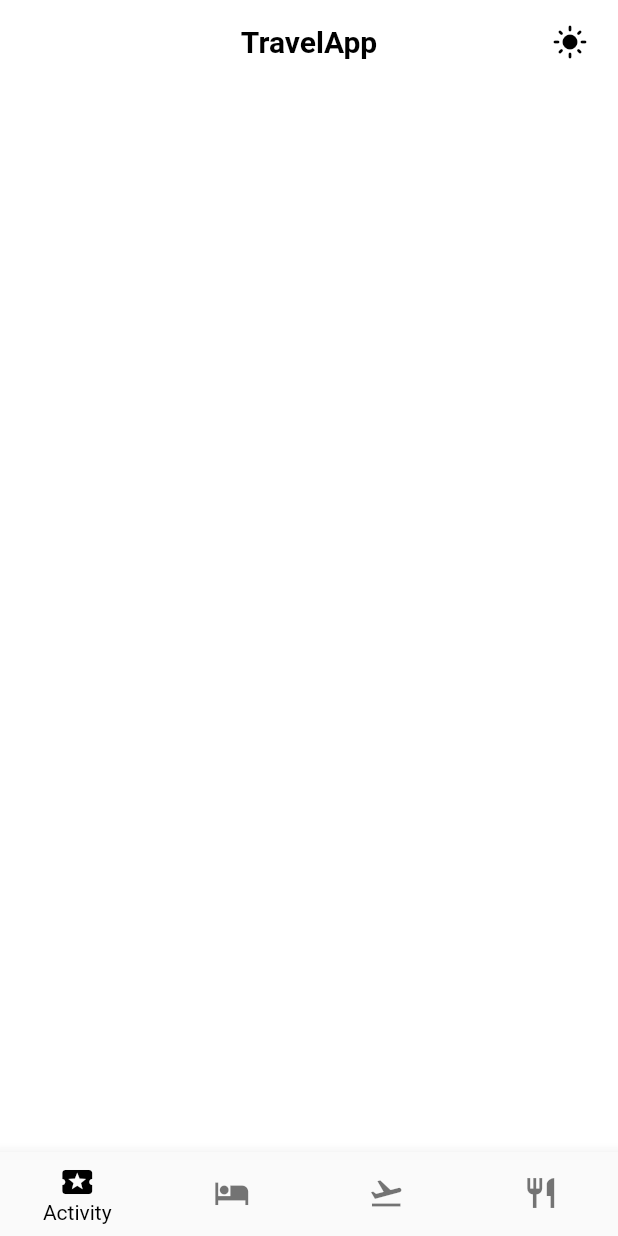
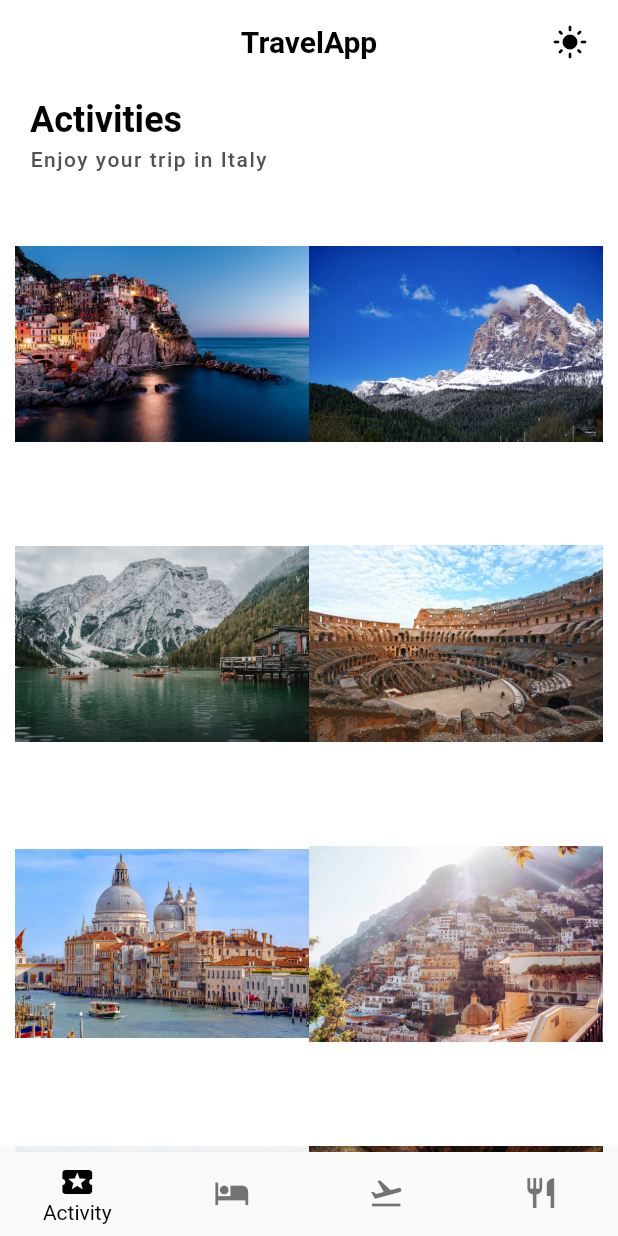
Before and after one commit to jacquuouille/travel_app, a Flutter app: the screen it shows after launch, on a phone screen of 412 x 824 dp. Run offline on Flutter 3.47's test engine with Material 2 defaults, Android fonts, the phone set to English and light mode, and no system bars; our stand-ins replace get.

Commit message:
Activity Screens

```diff
--- a/lib/main.dart
+++ b/lib/main.dart
@@ -1,13 +1,11 @@
 import 'package:flutter/material.dart';
 import 'package:get/get.dart';
-import 'package:get/get_core/src/get_main.dart';
 import 'package:get/get_navigation/src/root/get_material_app.dart';
 import 'package:travel_app/screens/activity_screen.dart';
 import 'package:travel_app/screens/flight_screen.dart';
 import 'package:travel_app/screens/home_screen.dart';
 import 'package:travel_app/screens/hotel_screen.dart';
 import 'package:travel_app/screens/restaurant_screen.dart';
-
 import 'config/theme.dart';
 
 void main() {
@@ -27,12 +25,16 @@ class MyApp extends StatelessWidget {
       darkTheme: darkTheme(),
       home: const HomeScreen(),
       // initialRoute: '/activities',
-      routes: {
-        ActivityScreen.routeName: (context) => const ActivityScreen(),
-        HotelScreen.routeName: (context) => const HotelScreen(),
-        FlightScreen.routeName: (context) => const FlightScreen(),
-        RestaurantScreen.routeName: (context) => const RestaurantScreen(),
-      },
+      // routes: {
+      //   ActivityScreen.routeName: (context) => const ActivityScreen(),
+      //   HotelScreen.routeName: (context) => const HotelScreen(),
+      //   FlightScreen.routeName: (context) => const FlightScreen(),
+      //   RestaurantScreen.routeName: (context) => const RestaurantScreen(),
+      // },
+      getPages: [
+        GetPage(name: '/activities', page: () => const ActivityScreen(), transition: Transition.leftToRight),
+        GetPage(name: '/hotels', page: () => const HotelScreen(), transition: Transition.leftToRight),
+      ]
     );
   }
 }
--- /dev/null
+++ b/lib/models/activity_models.dart
@@ -0,0 +1,94 @@
+class Activity {
+  final String id;
+  final String title;
+  final String description;
+  final String url;
+  final double price;
+  final double rating;
+
+  Activity({
+    required this.id,
+    required this.title,
+    required this.description,
+    required this.url,
+    required this.price,
+    required this.rating
+});
+
+  static List<Activity> activities = [
+    Activity(
+      id: '1',
+      title: 'Cinque Terre Day Trip',
+      description: "Explore the five idyllic fishing village's of Italy's UNESCO-listed Cinque Terre on this guided tour departing from Florence",
+      url: 'assets/images/cinque_terre.jpg',
+      price: 80.00,
+      rating: 5,
+    ),
+    Activity(
+      id: '2',
+      title: 'The Dolomites',
+      description: "The Dolomites, a UNESCO World Natural Heritage Site, offer numerous possibilities for routes and itineraries.",
+      url: 'assets/images/the_dolomites.jpg',
+      price: 50.00,
+      rating: 4,
+    ),
+    Activity(
+      id: '3',
+      title: 'The Lake Braies',
+      description: "Full-day driving tour, set off from Venice to admire their soaring peaks and crystalline lakes.",
+      url: 'assets/images/lake_braies.jpg',
+      price: 40.00,
+      rating: 4,
+    ),
+    Activity(
+      id: '4',
+      title: 'Colosseum Arena Floor, Roman Forum and Palatine Hill',
+      description: "Exclusive priority access tickets allow you to skip the line and enter the Colosseum through the Gladiator's Gate.",
+      url: 'assets/images/colosseum.jpg',
+      price: 70.00,
+      rating: 4,
+    ),
+    Activity(
+      id: '5',
+      title: "Venice St. Mark's Basilica",
+      description: "Guarantee your entry into two of Venice's star attractions on a skip-the-line tour of Doge's Palace.",
+      url: 'assets/images/basilica.jpg',
+      price: 75.00,
+      rating: 3.5,
+    ),
+    Activity(
+      id: '6',
+      title: "Pompeii, Amalfi Coast and Positano",
+      description: "With this Pompeii, Amalfi Coast and Positano small-group day trip you can mark three sites off your list that are so incredible!",
+      url: 'assets/images/amalfi_coast.jpg',
+      price: 85.00,
+      rating: 4.5,
+    ),
+    Activity(
+      id: '7',
+      title: "Duomo di Milano",
+      description: "See Milan's highlights in just a single day on this guided tour.",
+      url: 'assets/images/duomo.jpg',
+      price: 75.00,
+      rating: 4,
+    ),
+    Activity(
+      id: '8',
+      title: "Food Tour at Rome",
+      description: "The popular pioneering Food Tour of Trastevere is here to welcome on this tasty experience!",
+      url: 'assets/images/food_tour.jpg',
+      price: 45.00,
+      rating: 3.5,
+    ),
+    Activity(
+      id: '9',
+      title: "Murano & Burano Islands",
+      description: "The islands of Murano and Burano, with their artisan glass and lace workshops.",
+      url: 'assets/images/murano_burano.jpg',
+      price: 25.00,
+      rating: 3.5,
+    )
+  ];
+
+
+}
--- a/lib/screens/activity_screen.dart
+++ b/lib/screens/activity_screen.dart
@@ -1,4 +1,8 @@
 import 'package:flutter/cupertino.dart';
+import 'package:flutter/material.dart';
+import 'package:flutter_staggered_grid_view/flutter_staggered_grid_view.dart';
+import '../models/activity_models.dart';
+import '../widgets/custom_header.dart';
 
 class ActivityScreen extends StatelessWidget {
   const ActivityScreen({super.key});
@@ -7,6 +11,38 @@ class ActivityScreen extends StatelessWidget {
 
   @override
   Widget build(BuildContext context) {
-    return Container();
+    List<Activity> activities = Activity.activities;
+
+    return SingleChildScrollView(
+      child: Column(
+        crossAxisAlignment: CrossAxisAlignment.start,
+        children: [
+          const CustomHeader(title: 'Activities'),
+          MasonryGridView.count(
+            shrinkWrap: true, // to avoid the error
+            physics: const NeverScrollableScrollPhysics(),
+            padding: const EdgeInsets.all(10.0),
+            itemCount: 9,
+            crossAxisCount: 2,
+            itemBuilder: (context, index) {
+              Activity activity = activities[index];
+              return Column(
+                children: [
+                  Container(
+                    height: 200,
+                    decoration: BoxDecoration(
+                    //  borderRadius: BorderRadius.circular(50.0),
+                     image: DecorationImage(
+                      image: AssetImage(activity.url)
+                     )
+                    )
+                  )
+                ],
+              );
+            }
+          ),
+           ]
+        )
+    );
   }
 }
--- a/lib/screens/flight_screen.dart
+++ b/lib/screens/flight_screen.dart
@@ -1,4 +1,5 @@
 import 'package:flutter/cupertino.dart';
+import '../widgets/custom_header.dart';
 
 class FlightScreen extends StatelessWidget {
   const FlightScreen({super.key});
@@ -7,6 +8,6 @@ class FlightScreen extends StatelessWidget {
 
   @override
   Widget build(BuildContext context) {
-    return Container();
+    return const CustomHeader(title: 'Flights');
   }
 }
--- a/lib/screens/home_screen.dart
+++ b/lib/screens/home_screen.dart
@@ -2,7 +2,6 @@ import 'package:flutter/material.dart';
 import 'package:get/get.dart';
 import 'package:travel_app/screens/activity_screen.dart';
 import 'package:travel_app/screens/restaurant_screen.dart';
-
 import 'flight_screen.dart';
 import 'hotel_screen.dart';
 
@@ -51,7 +50,6 @@ class _HomeScreenState extends State<HomeScreen> {
           type: BottomNavigationBarType.fixed,
           currentIndex: _selectedTab,
           showUnselectedLabels: false,
-          // selectedItemColor: Get.isDarkMode ? Colors.white : Colors.black,
           selectedItemColor: Get.isDarkMode ? Colors.white : Colors.black,
           onTap: (index) => _changedTab(index),
           items: const [
--- a/lib/screens/hotel_screen.dart
+++ b/lib/screens/hotel_screen.dart
@@ -1,12 +1,13 @@
 import 'package:flutter/cupertino.dart';
+import '../widgets/custom_header.dart';
 
 class HotelScreen extends StatelessWidget {
   const HotelScreen({super.key});
 
-  static const routeName = '/hotel';
+  static const routeName = '/hotels';
 
   @override
   Widget build(BuildContext context) {
-    return Container();
+    return const CustomHeader(title: 'Hotels');
   }
 }
--- a/lib/screens/restaurant_screen.dart
+++ b/lib/screens/restaurant_screen.dart
@@ -1,4 +1,5 @@
 import 'package:flutter/cupertino.dart';
+import '../widgets/custom_header.dart';
 
 class RestaurantScreen extends StatelessWidget {
   const RestaurantScreen({super.key});
@@ -7,6 +8,6 @@ class RestaurantScreen extends StatelessWidget {
 
   @override
   Widget build(BuildContext context) {
-    return Container();
+    return const CustomHeader(title: 'Restaurants');
   }
 }
--- /dev/null
+++ b/lib/widgets/custom_header.dart
@@ -0,0 +1,39 @@
+import 'package:flutter/material.dart';
+import 'package:get/get.dart';
+
+class CustomHeader extends StatelessWidget {
+  final String title;
+
+  const CustomHeader({
+    required this.title, super.key,
+  });
+
+  @override
+  Widget build(BuildContext context) {
+    return SingleChildScrollView(
+        child: Padding(
+          padding: const EdgeInsets.only(top: 10.0, bottom: 5.0, left: 20.0),
+          child: Column(
+            crossAxisAlignment: CrossAxisAlignment.start,
+            children: [
+              Text(
+                title,
+                 style: Theme.of(context).textTheme.headlineSmall!.copyWith(
+                    fontWeight: FontWeight.bold,
+                    color: Get.isDarkMode ? Colors.white : Colors.black,
+                 ),
+                ),
+              const SizedBox(height: 4.0),
+              Text(
+                "Enjoy your trip in Italy",
+                style: Theme.of(context).textTheme.bodyLarge!.copyWith(
+                  color: Get.isDarkMode ? Colors.white : const Color.fromARGB(255, 83, 82, 82),
+                  letterSpacing: 1,
+                )
+              )
+              ],
+            ),
+        ),
+        );
+  }
+}
```
Also changed, not shown: pubspec.yaml (+6 -3 lines), assets/images/amalfi_coast.jpg (added), assets/images/basilica.jpg (added), assets/images/cinque_terre.jpg (added), assets/images/colosseum.jpg (added), assets/images/duomo.jpg (added), assets/images/food_tour.jpg (added), assets/images/lake_braies.jpg (added), assets/images/murano_burano.jpg (added), assets/images/the_dolomites.jpg (added), lib/widgets/bottom_nav_bar.dart (deleted), pubspec.lock.
